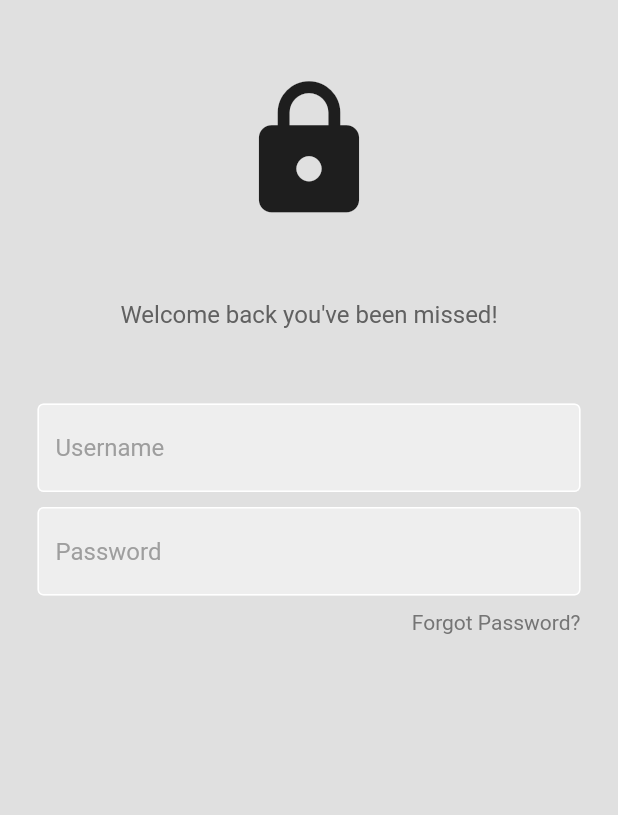
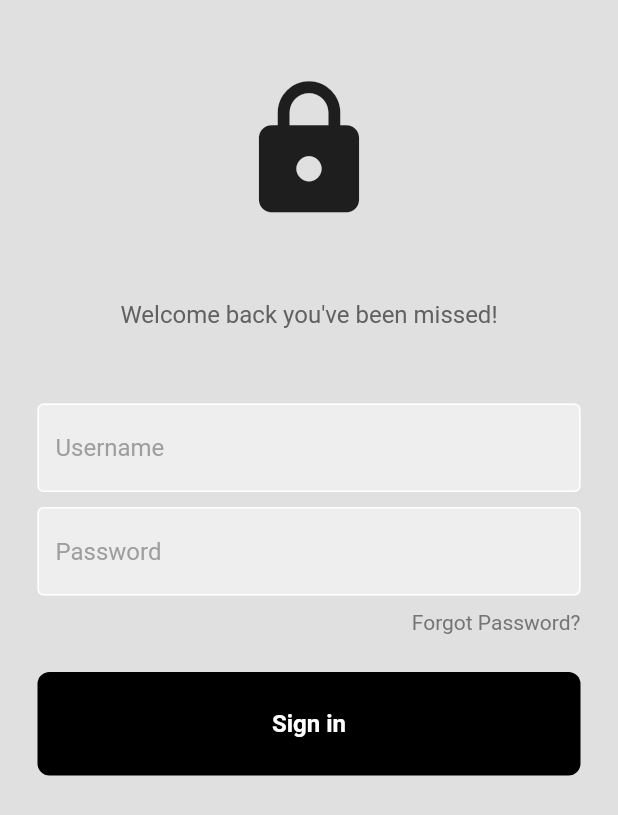
Before and after one commit to GunseliUnsal/Modern-Login-UI, a Flutter app: the screen it shows after launch, on a phone screen of 412 x 824 dp. Shown: the top 815 px of the screen. Run offline on Flutter 3.47's test engine with Material 2 defaults, Android fonts, the phone set to English and light mode, and no system bars.

Commit message:
added sign in button

```diff
--- /dev/null
+++ b/lib/components/my_button.dart
@@ -0,0 +1,35 @@
+import 'package:flutter/material.dart';
+
+class MyButton extends StatelessWidget {
+
+  final Function()? onTap;
+
+  const MyButton({super.key, required this.onTap});
+
+
+
+  @override
+  Widget build(BuildContext context) {
+    return GestureDetector(
+      onTap: onTap,
+      child: Container(
+        padding: const EdgeInsets.all(25),
+        margin: const EdgeInsets.symmetric(horizontal: 25),
+        decoration: BoxDecoration(
+          color: Colors.black,
+          borderRadius: BorderRadius.circular(8),
+        ),
+        child: const Center(
+          child: Text(
+            "Sign in",
+            style: TextStyle(
+              color: Colors.white,
+              fontWeight: FontWeight.bold,
+              fontSize: 16,
+            ),
+          ),
+        ),
+      ),
+    );
+  }
+}
--- a/lib/pages/login_page.dart
+++ b/lib/pages/login_page.dart
@@ -1,5 +1,7 @@
 import 'package:flutter/material.dart';
 import 'package:modern_login_ui/components/my_textfield.dart';
+
+import '../components/my_button.dart';
 
 class LoginPage extends StatelessWidget {
   LoginPage({super.key});
@@ -7,6 +9,9 @@
   // Text editing controllers
   final usernameController = TextEditingController();
   final passwordController = TextEditingController();
+
+  //sign user in method
+  void signUserIn() {}
 
   @override
   Widget build(BuildContext context) {
@@ -80,7 +85,13 @@
                   height: 25,
                 ),
                 //*sign in button
+                MyButton(
+                  onTap: signUserIn,
+                ),
 
+                const SizedBox(
+                  height: 50,
+                ),
                 //* or continue with
 
                 //*google + apple sign in buttons
```
